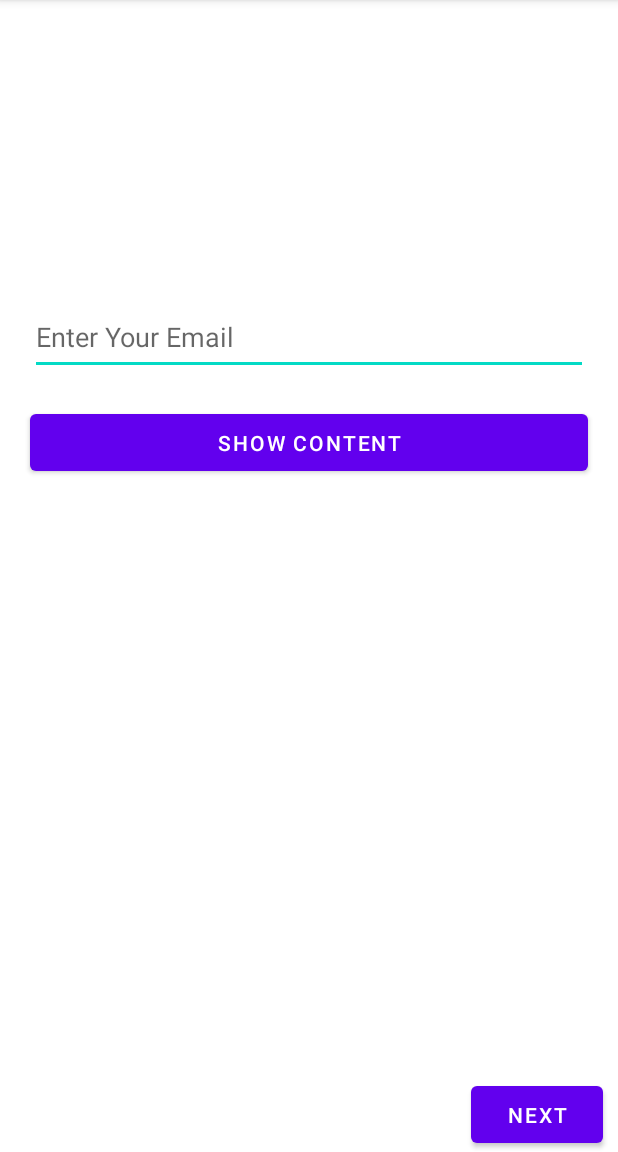
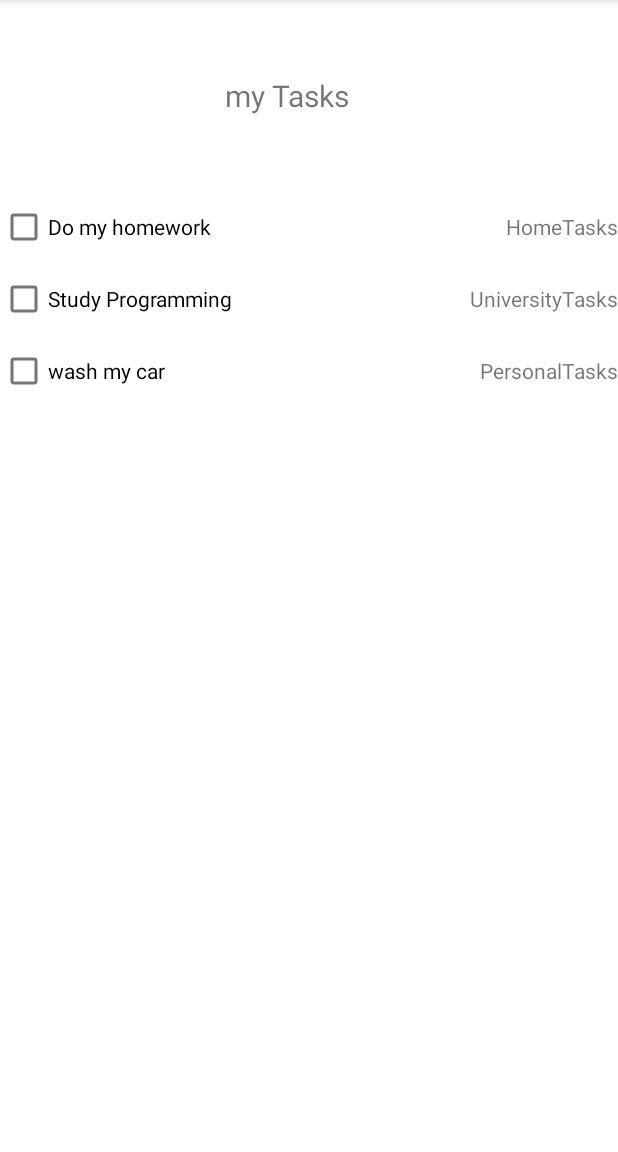
Before and after one commit to reemrh/exampleAndroidApp, an Android app: the screen it shows after launch (lesson4 before the commit, checkbox after it), on a phone screen of 412 x 824 dp, the part 84-1236 px from its top. Run offline under Robolectric (Android 15) with nearby library versions, the phone set to English and light mode, and no system bars.

```diff
--- /dev/null
+++ b/app/src/main/res/layout/activity_checkbox.xml
@@ -0,0 +1,87 @@
+<LinearLayout android:layout_width="match_parent"
+    android:layout_height="match_parent"
+    android:orientation="vertical"
+    android:paddingTop="50dp"
+    xmlns:android="http://schemas.android.com/apk/res/android" >
+
+
+
+    <TextView
+        android:textSize="20sp"
+        android:layout_width="match_parent"
+        android:layout_height="wrap_content"
+        android:text="my Tasks"
+        android:layout_marginHorizontal="150dp"
+        android:layout_marginBottom="50dp"/>
+    <LinearLayout
+        android:layout_width="match_parent"
+        android:layout_height="wrap_content"
+        android:orientation="horizontal">
+
+        <CheckBox
+            android:id="@+id/checkbox1"
+            android:layout_width="wrap_content"
+            android:layout_height="wrap_content"
+            android:text="Do my homework"
+            android:onClick="onCheckboxClicked"/>
+
+        <View
+            android:layout_width="match_parent"
+            android:layout_height="20dp"
+            android:layout_weight="1"/>
+
+        <TextView
+            android:layout_width="wrap_content"
+            android:layout_height="wrap_content"
+            android:text="HomeTasks"/>
+
+    </LinearLayout>
+
+    <LinearLayout
+        android:layout_width="match_parent"
+        android:layout_height="wrap_content"
+        android:orientation="horizontal">
+
+        <CheckBox
+            android:id="@+id/checkbox2"
+            android:layout_width="wrap_content"
+            android:layout_height="wrap_content"
+            android:onClick="onCheckboxClicked"
+            android:text="Study Programming"/>
+
+        <View
+            android:layout_width="match_parent"
+            android:layout_height="20dp"
+            android:layout_weight="1"/>
+
+        <TextView
+            android:layout_width="wrap_content"
+            android:layout_height="wrap_content"
+            android:text="UniversityTasks"/>
+
+    </LinearLayout>
+    <LinearLayout
+        android:layout_width="match_parent"
+        android:layout_height="wrap_content"
+        android:orientation="horizontal">
+
+        <CheckBox
+            android:id="@+id/checkbox3"
+            android:layout_width="wrap_content"
+            android:layout_height="wrap_content"
+            android:onClick="onCheckboxClicked"
+            android:text="wash my car"/>
+
+        <View
+            android:layout_width="match_parent"
+            android:layout_height="20dp"
+            android:layout_weight="1"/>
+
+        <TextView
+            android:layout_width="wrap_content"
+            android:layout_height="wrap_content"
+            android:text="PersonalTasks"/>
+
+    </LinearLayout>
+
+</LinearLayout>
```
Also changed, not shown: app/src/main/AndroidManifest.xml (+7 -4 lines), app/src/main/java/com/example/exampleapp/MainActivity.java (+22 -2 lines), app/src/main/java/com/example/exampleapp/TaskAdapterEx.java (added, +61 -0 lines), app/src/main/java/com/example/exampleapp/TaskItem.java (added, +30 -0 lines), app/src/main/java/com/example/exampleapp/checkbox.java (added, +53 -0 lines), app/src/main/java/com/example/exampleapp/taskEmpty.java (added, +44 -0 lines), app/src/main/res/layout/activity_main.xml (+7 -0 lines), app/src/main/res/layout/activity_task_empty.xml (added, +21 -0 lines), gradle/wrapper/gradle-wrapper.properties, 1 other file.
